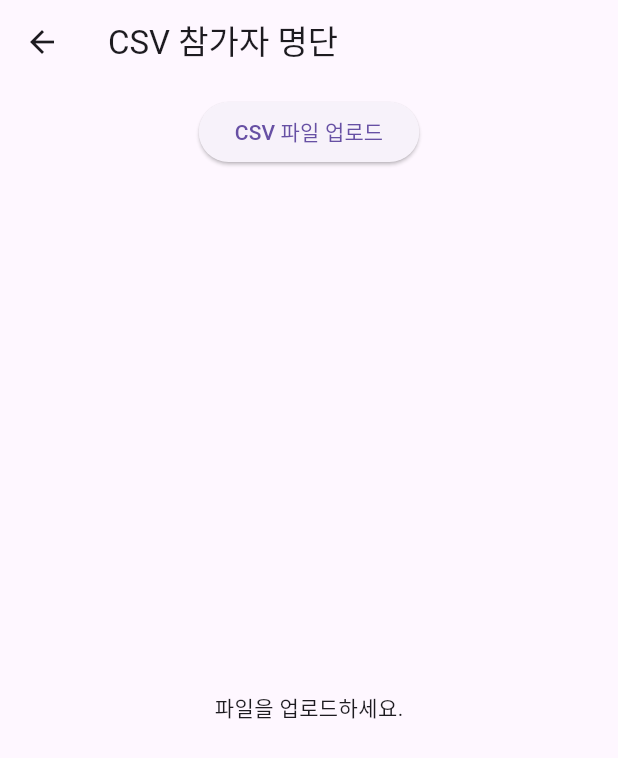
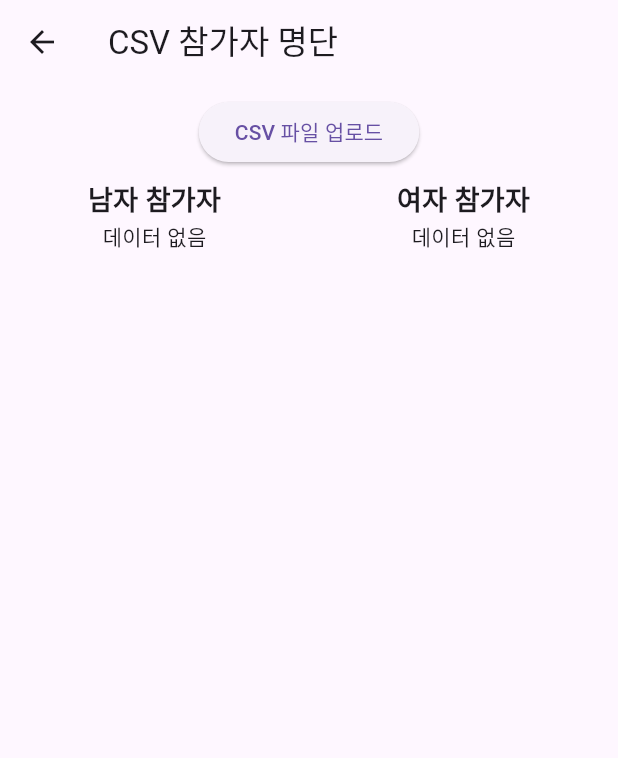
Before and after one commit to seyoung34/cokcok, a Flutter app: the CSVPage screen opened directly, on a phone screen of 412 x 824 dp. Shown: the top 758 px of the screen. Run offline on Flutter 3.47's test engine with Material 3 defaults, Android fonts, the phone set to English and light mode, and no system bars; our stand-ins replace csv, firebase_core; missing offline and left inert: dart:html, drag_and_drop_lists; accounts and stored records are empty.

Commit message:
남여 테이블 따로 생성

```diff
--- a/lib/CSVPage.dart
+++ b/lib/CSVPage.dart
@@ -9,66 +9,57 @@ class CSVPage extends StatefulWidget {
 }
 
 class _CSVPageState extends State<CSVPage> {
-  List<List<dynamic>> _csvData = []; // CSV 데이터를 저장하는 리스트
-  bool _isSortedAscending = true; // true: 오름차순, false: 내림차순
-  String _sortColumn = "이름"; // 기본 정렬 컬럼
+  List<List<dynamic>> _csvData = [];  //csv데이터
 
-  // 📌 CSV 파일 업로드 함수
+  bool _isSortedAscending = true; // ture : 오름차순, flase : 내림차순
+  String _sortColumn = "이름";  //기본 정렬 컬럼
+
+  // CSV 파일 업로드 함수
   void _pickCSVFile() async {
     final html.FileUploadInputElement uploadInput = html.FileUploadInputElement();
-    uploadInput.accept = ".csv"; // CSV 파일만 선택 가능하도록 설정
-    uploadInput.click(); // 파일 선택 창 열기
+    uploadInput.accept = ".csv";  // csv파일만 선택 가능하도록 설정
+    uploadInput.click();  // 파일 선택 창 열기
 
-    // 파일이 선택되었을 때 실행
     uploadInput.onChange.listen((event) async {
       final files = uploadInput.files;
-      if (files!.isEmpty) return; // 파일이 선택되지 않았으면 리턴
-
-      final file = files[0]; // 첫 번째 파일 가져오기
-      final reader = html.FileReader(); // 파일을 읽기 위한 객체 생성
-
-      reader.readAsText(file); // 파일을 텍스트 형식으로 읽기
+      if (files!.isEmpty) return;
+      final file = files[0];
+      final reader = html.FileReader();
+      reader.readAsText(file);  // 파일을 텍스트 형식으로 읽기
       reader.onLoadEnd.listen((event) {
-        final csvString = reader.result as String; // 읽은 파일 데이터를 문자열로 변환
-        List<List<dynamic>> csvTable = const CsvToListConverter().convert(csvString); // CSV 파싱
-
-        setState(() {
-          _csvData = csvTable.sublist(1); // 첫 번째 행(헤더) 제외하고 데이터 저장
-        });
+        final csvString = reader.result as String; //읽은 파일 데이터를 문자열로 변환
+        List<List<dynamic>> csvTable = const CsvToListConverter().convert(csvString); // csv 파싱
+        setState(() => _csvData = csvTable.sublist(1)); //첫 번째 행 제거
       });
     });
   }
 
-  // 📌 테이블 정렬 함수
+  // 테이블 정렬 함수
   void _sortTable(String column) {
     setState(() {
-      _isSortedAscending = (_sortColumn == column) ? !_isSortedAscending : true; // 같은 컬럼 클릭 시 정렬 방향 변경
-      _sortColumn = column; // 정렬된 컬럼 업데이트
-
+      _isSortedAscending = (_sortColumn == column) ? !_isSortedAscending : true;  //선택 된 컬럼을 재 클릭 시 내림|오름 차순 변경
+      _sortColumn = column; // 선택 컬럼 설정
       _csvData.sort((a, b) {
-        int index = _getColumnIndex(column); // 컬럼 이름을 인덱스로 변환
-        var valueA = a[index].toString(); // 첫 번째 값
-        var valueB = b[index].toString(); // 두 번째 값
-        return _isSortedAscending ? valueA.compareTo(valueB) : valueB.compareTo(valueA); // 오름차순/내림차순 정렬
+        int index = _getColumnIndex(column);
+        return _isSortedAscending
+            ? a[index].toString().compareTo(b[index].toString())
+            : b[index].toString().compareTo(a[index].toString());
       });
     });
   }
 
-  // 📌 컬럼 이름을 인덱스로 변환하는 함수
+
+  // 선택 컬럼 인덱스 반환
   int _getColumnIndex(String column) {
     switch (column) {
-      case "이름":
-        return 0;
-      case "성별":
-        return 1;
-      case "랭크(A~E)":
-        return 2;
-      default:
-        return 0;
+      case "이름": return 0;
+      case "성별": return 1;
+      case "순위": return 2;
+      default: return 0;
     }
   }
 
-  // 📌 참가자 정보 수정 다이얼로그
+  // 참가자 정보 수정 다이얼로그
   void _editParticipant(int index) {
     TextEditingController nameController = TextEditingController(text: _csvData[index][0]);
     TextEditingController genderController = TextEditingController(text: _csvData[index][1]);
@@ -82,107 +73,114 @@ class _CSVPageState extends State<CSVPage> {
           content: Column(
             mainAxisSize: MainAxisSize.min,
             children: [
-              TextField(
-                controller: nameController,
-                decoration: InputDecoration(labelText: "이름"),
-              ),
-              TextField(
-                controller: genderController,
-                decoration: InputDecoration(labelText: "성별 (남/여)"),
-              ),
-              TextField(
-                controller: rankController,
-                decoration: InputDecoration(labelText: "랭크 (A~E)"),
-              ),
+              _buildTextField("이름", nameController),
+              _buildTextField("성별 (남/여)", genderController),
+              _buildTextField("순위", rankController),
             ],
           ),
-          actions: [
-            TextButton(
-              onPressed: () => Navigator.pop(context), // 취소 버튼
-              child: Text("취소"),
-            ),
-            TextButton(
-              onPressed: () {
-                setState(() {
-                  _csvData[index][0] = nameController.text;
-                  _csvData[index][1] = genderController.text;
-                  _csvData[index][2] = rankController.text;
-                });
-                Navigator.pop(context); // 변경 후 다이얼로그 닫기
-              },
-              child: Text("저장"),
-            ),
-          ],
+          actions: _buildDialogActions(index, nameController, genderController, rankController),
         );
       },
     );
   }
 
-  @override
-  Widget build(BuildContext context) {
-    return Scaffold(
-      appBar: AppBar(title: Text("CSV 참가자 명단")), // 상단 앱바 제목
+  // 수정 다이얼로그 설명 부분
+  Widget _buildTextField(String label, TextEditingController controller) {
+    return TextField(controller: controller, decoration: InputDecoration(labelText: label));
+  }
 
-      body: Column(
+  // 수정 다이얼로그 액션 버튼
+  List<Widget> _buildDialogActions(int index, TextEditingController name, TextEditingController gender, TextEditingController rank) {
+    return [
+      TextButton(onPressed: () => Navigator.pop(context), child: Text("취소")),
+      TextButton(
+        onPressed: () {
+          setState(() {
+            _csvData[index][0] = name.text;
+            _csvData[index][1] = gender.text;
+            _csvData[index][2] = rank.text;
+          });
+          Navigator.pop(context);
+        },
+        child: Text("저장"),
+      ),
+    ];
+  }
+
+  //게터 이용해서 성별테이블 갱신
+  List<List<dynamic>> get _malePlayers => _csvData.where((row) => row[1] == "남").toList();
+  List<List<dynamic>> get _femalePlayers => _csvData.where((row) => row[1] == "여").toList();
+
+  //테이블 생성(자료 시각화)
+  Widget _buildDataTable(List<List<dynamic>> data, String title) {
+    return Expanded(
+      child: Column(
         children: [
-          // 📌 CSV 파일 업로드 버튼
-          Padding(
-            padding: const EdgeInsets.all(8.0),
-            child: ElevatedButton(
-              onPressed: _pickCSVFile, // 파일 선택 기능 실행
-              child: Text("CSV 파일 업로드"),
-            ),
-          ),
-
-          // 📌 CSV 데이터 테이블 표시
-          Expanded(
-            child: _csvData.isEmpty
-                ? Center(child: Text("파일을 업로드하세요.")) // 데이터가 없을 경우 메시지 표시
-                : SingleChildScrollView(
-              scrollDirection: Axis.horizontal, // 가로 스크롤 가능하도록 설정
-              child: DataTable(
-                headingRowColor: WidgetStateProperty.all(Colors.grey[300]), // 헤더 배경색 설정
-                sortColumnIndex: _getColumnIndex(_sortColumn), // 현재 정렬된 컬럼 지정
-                sortAscending: _isSortedAscending, // 오름차순/내림차순 설정
-                showCheckboxColumn: true,
-
-                columns: [
-                  // 📌 "이름" 컬럼 (정렬 가능)
-                  DataColumn(
-                    label: Text("이름", style: TextStyle(fontWeight: FontWeight.bold)),
-                    onSort: (_, __) => _sortTable("이름"), // 클릭 시 정렬 실행
-                  ),
-                  // 📌 "성별" 컬럼 (정렬 가능)
-                  DataColumn(
-                    label: Text("성별", style: TextStyle(fontWeight: FontWeight.bold)),
-                    onSort: (_, __) => _sortTable("성별"),
-                  ),
-                  // 📌 "랭크(A~E)" 컬럼 (정렬 가능)
-                  DataColumn(
-                    label: Text("랭크(A~E)", style: TextStyle(fontWeight: FontWeight.bold)),
-                    onSort: (_, __) => _sortTable("랭크(A~E)"),
-                  ),
-                ],
-
-                // 📌 CSV 데이터 행 생성 (클릭 시 수정 가능)
-                //note 학습필요
-                rows: _csvData.asMap().entries.map((entry) {
-                  int index = entry.key;
-                  List<dynamic> row = entry.value;
-
-                  return DataRow(
-                    cells: [
-                      DataCell(Text(row[0].toString()), onTap: () => _editParticipant(index)),
-                      DataCell(Text(row[1].toString()), onTap: () => _editParticipant(index)),
-                      DataCell(Text(row[2].toString()), onTap: () => _editParticipant(index)),
-                    ],
-                  );
-                }).toList(),
-              ),
+          Text(title, style: TextStyle(fontSize: 18, fontWeight: FontWeight.bold)),
+          data.isEmpty
+              ? Center(child: Text("데이터 없음"))
+              : SingleChildScrollView(
+            scrollDirection: Axis.horizontal,
+            child: DataTable(
+              headingRowColor: WidgetStateProperty.all(Colors.grey[300]),
+              sortColumnIndex: _getColumnIndex(_sortColumn),
+              sortAscending: _isSortedAscending,
+              columns: _buildTableColumns(),
+              rows: _buildTableRows(data),
             ),
           ),
         ],
       ),
     );
   }
+
+  // 첫 번째 행 설정(속성)
+  List<DataColumn> _buildTableColumns() {
+    return [
+      DataColumn(label: Text("이름"), onSort: (_, __) => _sortTable("이름")),
+      DataColumn(label: Text("성별"), onSort: (_, __) => _sortTable("성별")),
+      DataColumn(label: Text("순위"), onSort: (_, __) => _sortTable("순위")),
+    ];
+  }
+
+  // 데이터 채우기
+  List<DataRow> _buildTableRows(List<List<dynamic>> data) {
+    return data.asMap() //리스트를 Map으로 변환(index가 키, 행 데이터가 값)
+        .entries.map((entry) {  //각 항목을 반복하며 가공
+      int index = entry.key;  //선택된 행의 인덱스
+      List<dynamic> row = entry.value;  //선택된 행의 값
+      return DataRow(
+        cells: [
+          // DataCell(Text(row[0].toString()), onTap: () => _editParticipant(index)),
+          // DataCell(Text(row[1].toString()), onTap: () => _editParticipant(index)),
+          // DataCell(Text(row[2].toString()), onTap: () => _editParticipant(index)),
+          DataCell(Text(row[0].toString())),
+          DataCell(Text(row[1].toString())),
+          DataCell(Text(row[2].toString())),
+        ],
+        onLongPress: () => _editParticipant(index)
+      );
+    }).toList();
+  }
+
+  @override
+  Widget build(BuildContext context) {
+    return Scaffold(
+      appBar: AppBar(title: Text("CSV 참가자 명단")),
+      body: Column(
+        children: [
+          Padding(
+            padding: const EdgeInsets.all(8.0),
+            child: ElevatedButton(onPressed: _pickCSVFile, child: Text("CSV 파일 업로드")),
+          ),
+          Row(
+            children: [
+              _buildDataTable(_malePlayers, "남자 참가자"),
+              _buildDataTable(_femalePlayers, "여자 참가자"),
+            ],
+          )
+        ],
+      ),
+    );
+  }
 }
```
